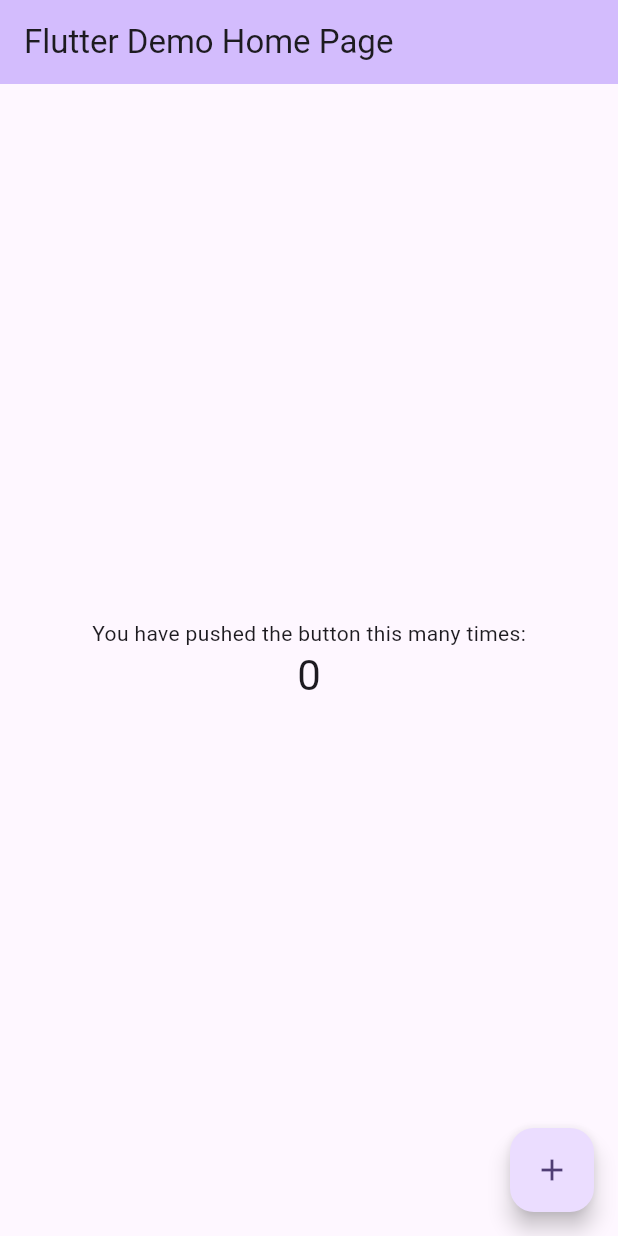
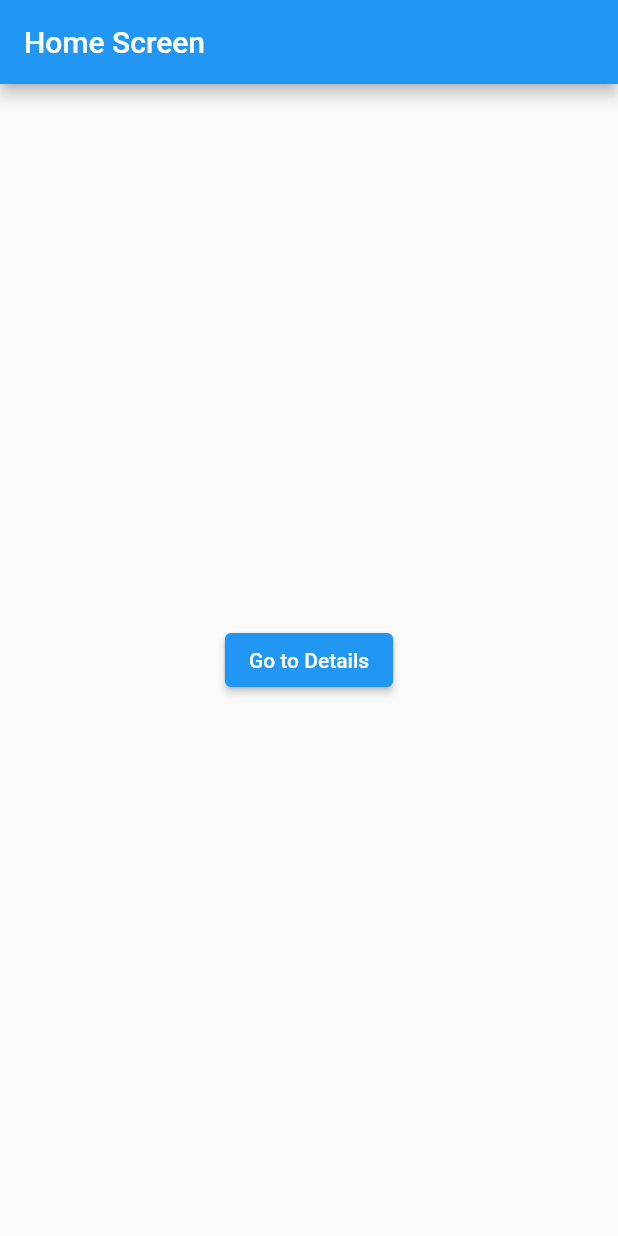
Before and after one commit to jbarszczewski/riverpod-app-template, a Flutter app: the screen it shows after launch, on a phone screen of 412 x 824 dp. Run offline on Flutter 3.47's test engine with Material 2 defaults, Android fonts, the phone set to English and light mode, and no system bars; our stand-ins replace go_router; generated files the repository leaves out were written again.

Commit message:
feat: add go_router and l10n

```diff
--- /dev/null
+++ b/l10n.yaml
@@ -0,0 +1,3 @@
+arb-dir: lib/src/l10n
+template-arb-file: app_en.arb
+output-localization-file: app_localizations.dart
--- a/lib/main.dart
+++ b/lib/main.dart
@@ -1,125 +1,7 @@
 import 'package:flutter/material.dart';
+
+import './src/app.dart';
 
 void main() {
   runApp(const MyApp());
 }
-
-class MyApp extends StatelessWidget {
-  const MyApp({super.key});
-
-  // This widget is the root of your application.
-  @override
-  Widget build(BuildContext context) {
-    return MaterialApp(
-      title: 'Flutter Demo',
-      theme: ThemeData(
-        // This is the theme of your application.
-        //
-        // TRY THIS: Try running your application with "flutter run". You'll see
-        // the application has a blue toolbar. Then, without quitting the app,
-        // try changing the seedColor in the colorScheme below to Colors.green
-        // and then invoke "hot reload" (save your changes or press the "hot
-        // reload" button in a Flutter-supported IDE, or press "r" if you used
-        // the command line to start the app).
-        //
-        // Notice that the counter didn't reset back to zero; the application
-        // state is not lost during the reload. To reset the state, use hot
-        // restart instead.
-        //
-        // This works for code too, not just values: Most code changes can be
-        // tested with just a hot reload.
-        colorScheme: ColorScheme.fromSeed(seedColor: Colors.deepPurple),
-        useMaterial3: true,
-      ),
-      home: const MyHomePage(title: 'Flutter Demo Home Page'),
-    );
-  }
-}
-
-class MyHomePage extends StatefulWidget {
-  const MyHomePage({super.key, required this.title});
-
-  // This widget is the home page of your application. It is stateful, meaning
-  // that it has a State object (defined below) that contains fields that affect
-  // how it looks.
-
-  // This class is the configuration for the state. It holds the values (in this
-  // case the title) provided by the parent (in this case the App widget) and
-  // used by the build method of the State. Fields in a Widget subclass are
-  // always marked "final".
-
-  final String title;
-
-  @override
-  State<MyHomePage> createState() => _MyHomePageState();
-}
-
-class _MyHomePageState extends State<MyHomePage> {
-  int _counter = 0;
-
-  void _incrementCounter() {
-    setState(() {
-      // This call to setState tells the Flutter framework that something has
-      // changed in this State, which causes it to rerun the build method below
-      // so that the display can reflect the updated values. If we changed
-      // _counter without calling setState(), then the build method would not be
-      // called again, and so nothing would appear to happen.
-      _counter++;
-    });
-  }
-
-  @override
-  Widget build(BuildContext context) {
-    // This method is rerun every time setState is called, for instance as done
-    // by the _incrementCounter method above.
-    //
-    // The Flutter framework has been optimized to make rerunning build methods
-    // fast, so that you can just rebuild anything that needs updating rather
-    // than having to individually change instances of widgets.
-    return Scaffold(
-      appBar: AppBar(
-        // TRY THIS: Try changing the color here to a specific color (to
-        // Colors.amber, perhaps?) and trigger a hot reload to see the AppBar
-        // change color while the other colors stay the same.
-        backgroundColor: Theme.of(context).colorScheme.inversePrimary,
-        // Here we take the value from the MyHomePage object that was created by
-        // the App.build method, and use it to set our appbar title.
-        title: Text(widget.title),
-      ),
-      body: Center(
-        // Center is a layout widget. It takes a single child and positions it
-        // in the middle of the parent.
-        child: Column(
-          // Column is also a layout widget. It takes a list of children and
-          // arranges them vertically. By default, it sizes itself to fit its
-          // children horizontally, and tries to be as tall as its parent.
-          //
-          // Column has various properties to control how it sizes itself and
-          // how it positions its children. Here we use mainAxisAlignment to
-          // center the children vertically; the main axis here is the vertical
-          // axis because Columns are vertical (the cross axis would be
-          // horizontal).
-          //
-          // TRY THIS: Invoke "debug painting" (choose the "Toggle Debug Paint"
-          // action in the IDE, or press "p" in the console), to see the
-          // wireframe for each widget.
-          mainAxisAlignment: MainAxisAlignment.center,
-          children: <Widget>[
-            const Text(
-              'You have pushed the button this many times:',
-            ),
-            Text(
-              '$_counter',
-              style: Theme.of(context).textTheme.headlineMedium,
-            ),
-          ],
-        ),
-      ),
-      floatingActionButton: FloatingActionButton(
-        onPressed: _incrementCounter,
-        tooltip: 'Increment',
-        child: const Icon(Icons.add),
-      ), // This trailing comma makes auto-formatting nicer for build methods.
-    );
-  }
-}
--- /dev/null
+++ b/lib/src/app.dart
@@ -0,0 +1,17 @@
+import 'package:flutter/material.dart';
+import 'package:flutter_gen/gen_l10n/app_localizations.dart';
+
+import 'routing/app_router.dart';
+
+class MyApp extends StatelessWidget {
+  const MyApp({super.key});
+
+  @override
+  Widget build(BuildContext context) {
+    return MaterialApp.router(
+      localizationsDelegates: AppLocalizations.localizationsDelegates,
+      supportedLocales: AppLocalizations.supportedLocales,
+      routerConfig: router,
+    );
+  }
+}
--- /dev/null
+++ b/lib/src/features/home/home_screen.dart
@@ -0,0 +1,24 @@
+import 'package:flutter/material.dart';
+import 'package:flutter_gen/gen_l10n/app_localizations.dart';
+import 'package:go_router/go_router.dart';
+
+import '../../routing/app_router.dart';
+
+/// The home screen
+class HomeScreen extends StatelessWidget {
+  /// Constructs a [HomeScreen]
+  const HomeScreen({super.key});
+
+  @override
+  Widget build(BuildContext context) {
+    final l10n = AppLocalizations.of(context)!;
+    return Scaffold(
+        appBar: AppBar(title: const Text('Home Screen')),
+        body: Center(
+          child: ElevatedButton(
+            onPressed: () => context.pushNamed(AppRoute.details.name),
+            child: Text(l10n.goTo("Details")),
+          ),
+        ));
+  }
+}
--- /dev/null
+++ b/lib/src/l10n/app_pl.arb
@@ -0,0 +1,5 @@
+{
+	"language": "Polish",
+	"goToHomePage": "Idź do domu",
+	"goTo": "Idź do {targetName}"
+}
--- /dev/null
+++ b/lib/src/routing/app_router.dart
@@ -0,0 +1,22 @@
+import 'package:go_router/go_router.dart';
+
+import '../features/details/details_screen.dart';
+import '../features/home/home_screen.dart';
+
+enum AppRoute { home, details }
+
+// GoRouter configuration
+final router = GoRouter(
+  routes: [
+    GoRoute(
+      path: '/',
+      name: AppRoute.home.name,
+      builder: (context, state) => const HomeScreen(),
+    ),
+    GoRoute(
+      path: '/details',
+      name: AppRoute.details.name,
+      builder: (context, state) => const DetailsScreen(),
+    ),
+  ],
+);
--- a/pubspec.yaml
+++ b/pubspec.yaml
@@ -30,11 +30,15 @@ environment:
 dependencies:
   flutter:
     sdk: flutter
+  flutter_localizations:
+    sdk: flutter
 
 
   # The following adds the Cupertino Icons font to your application.
   # Use with the CupertinoIcons class for iOS style icons.
   cupertino_icons: ^1.0.2
+  go_router: ^10.2.0
+  intl: ^0.18.1
 
 dev_dependencies:
   flutter_test:
@@ -52,6 +56,7 @@ dev_dependencies:
 
 # The following section is specific to Flutter packages.
 flutter:
+  generate: true
 
   # The following line ensures that the Material Icons font is
   # included with your application, so that you can use the icons in
```
Also changed, not shown: lib/src/features/details/details_screen.dart (added, +24 -0 lines), lib/src/l10n/app_en.arb (added, +20 -0 lines), pubspec.lock, 1 other file.
